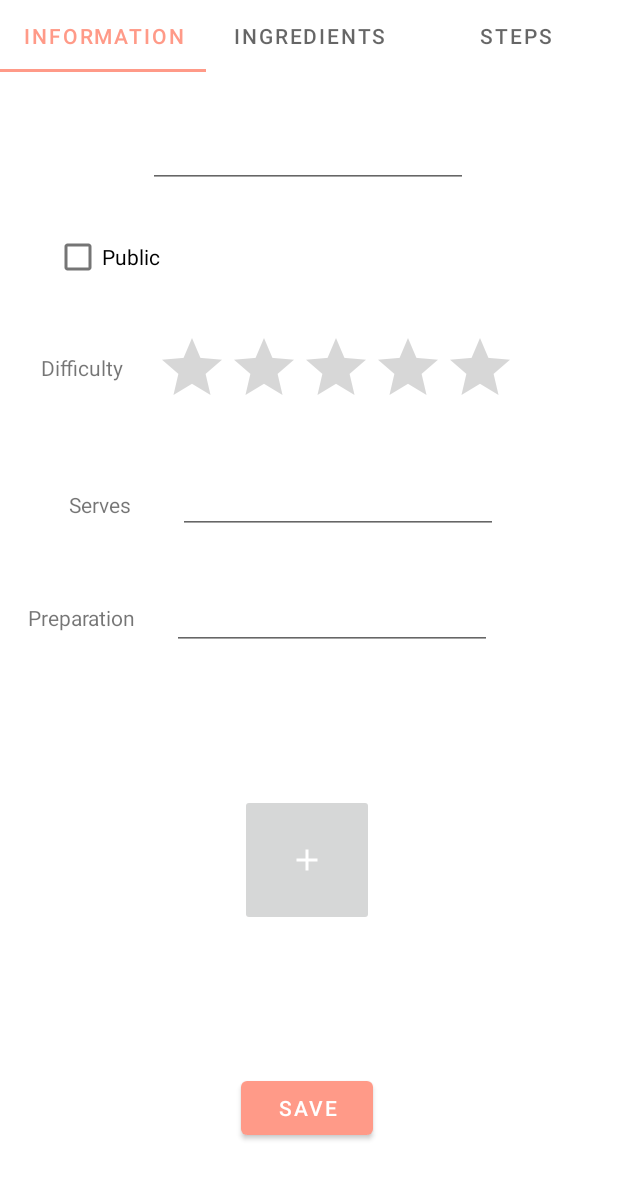
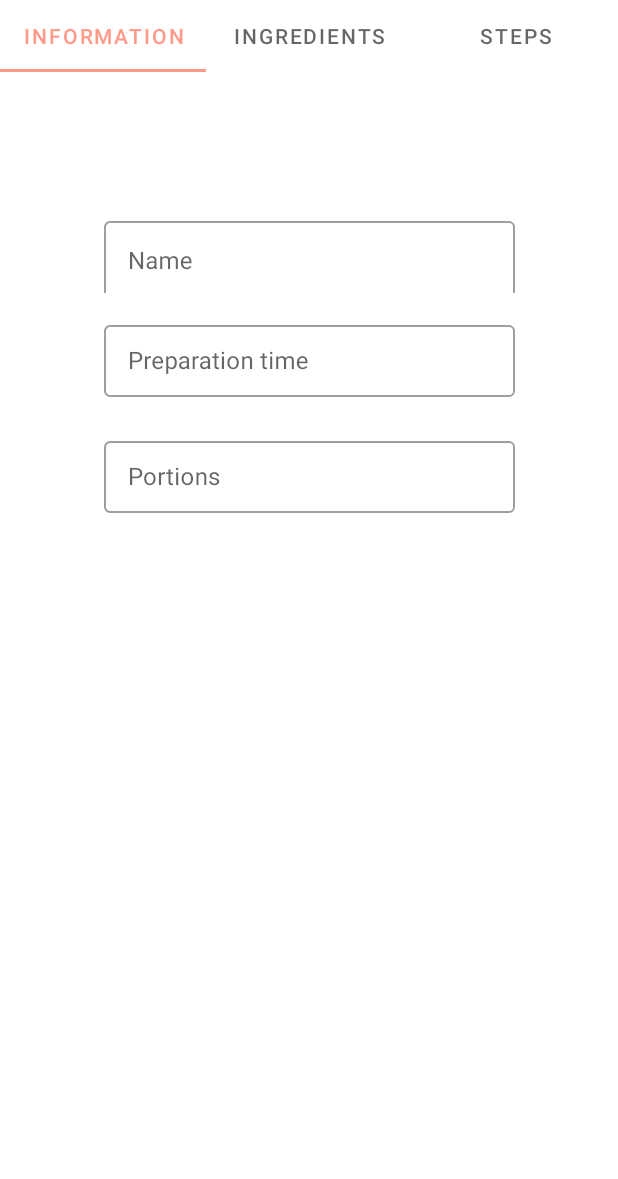
Before and after one commit to benwoo1110/Sharecipe-App, an Android app: the InformationFragment screen opened directly, with no data from a screen before it, on a phone screen of 412 x 824 dp. Shown: the top 1179 px of the screen. Run offline under Robolectric (Android 15) with nearby library versions, the phone set to English and light mode, and no system bars; libraries missing offline, so code that uses them is left out: java9.util.function; 1 statement that could not run was skipped.

Commit message:
Change information tab layout
Uses textfields now

```diff
--- a/app/src/main/java/sg/edu/np/mad/Sharecipe/ui/create/InformationFragment.java
+++ b/app/src/main/java/sg/edu/np/mad/Sharecipe/ui/create/InformationFragment.java
@@ -30,23 +30,6 @@ public class InformationFragment extends Fragment {
     public View onCreateView(LayoutInflater inflater, ViewGroup container, Bundle savedInstanceState) {
         View view = inflater.inflate(R.layout.fragment_information, container, false);
 
-        EditText name = view.findViewById(R.id.nameInput);
-        CheckBox status = view.findViewById(R.id.publicCheck);
-        RatingBar difficulty = view.findViewById(R.id.difficultyInput);
-        EditText portion = view.findViewById(R.id.servesInput);
-        EditText prepTime = view.findViewById(R.id.prepInput);
-        ImageButton image = view.findViewById(R.id.addImage);
-        Button save = view.findViewById(R.id.saveButton);
-
-        Recipe newRecipe = new Recipe();
-
-        save.setOnClickListener(new View.OnClickListener() {
-            @Override
-            public void onClick(View v) {
-                newRecipe.setName(name.getText().toString());
-            }
-        });
-
         return view;
     }
 
--- a/app/src/main/res/layout/fragment_information.xml
+++ b/app/src/main/res/layout/fragment_information.xml
@@ -5,130 +5,63 @@
     android:layout_width="match_parent"
     android:layout_height="match_parent">
 
-    <ImageButton
-        android:id="@+id/addImage"
-        android:layout_width="89dp"
-        android:layout_height="88dp"
-        android:layout_marginStart="160dp"
-        android:layout_marginTop="108dp"
-        app:layout_constraintStart_toStartOf="parent"
-        app:layout_constraintTop_toBottomOf="@+id/prepLabel"
-        app:srcCompat="@drawable/ic_baseline_add_24" />
-
-    <TextView
-        android:id="@+id/nameLabel"
-        android:layout_width="wrap_content"
-        android:layout_height="wrap_content"
-        android:layout_marginStart="60dp"
-        android:layout_marginTop="48dp"
-        android:layout_marginEnd="49dp"
-        android:text="Name"
-        app:layout_constraintEnd_toStartOf="@+id/nameInput"
-        app:layout_constraintHorizontal_bias="0.363"
-        app:layout_constraintStart_toStartOf="parent"
-        app:layout_constraintTop_toTopOf="parent" />
-
-    <EditText
-        android:id="@+id/nameInput"
-        android:layout_width="wrap_content"
-        android:layout_height="wrap_content"
-        android:layout_marginTop="32dp"
-        android:layout_marginEnd="100dp"
-        android:ems="10"
-        android:inputType="textPersonName"
-        app:layout_constraintEnd_toEndOf="parent"
-        app:layout_constraintTop_toTopOf="parent" />
-
-    <CheckBox
-        android:id="@+id/publicCheck"
-        android:layout_width="wrap_content"
-        android:layout_height="wrap_content"
-        android:layout_marginStart="36dp"
-        android:layout_marginTop="32dp"
-        android:text="Public"
-        app:layout_constraintStart_toStartOf="parent"
-        app:layout_constraintTop_toBottomOf="@+id/nameLabel" />
-
-    <RatingBar
-        android:id="@+id/difficultyInput"
-        android:layout_width="wrap_content"
-        android:layout_height="wrap_content"
-        android:layout_marginTop="96dp"
-        android:layout_marginEnd="68dp"
-        app:layout_constraintEnd_toEndOf="parent"
-        app:layout_constraintTop_toBottomOf="@+id/nameInput" />
-
-    <TextView
-        android:id="@+id/difficultyLabel"
-        android:layout_width="wrap_content"
-        android:layout_height="wrap_content"
-        android:layout_marginStart="48dp"
-        android:layout_marginTop="40dp"
-        android:layout_marginEnd="44dp"
-        android:text="Difficulty"
-        app:layout_constraintEnd_toStartOf="@+id/difficultyInput"
-        app:layout_constraintHorizontal_bias="0.488"
-        app:layout_constraintStart_toStartOf="parent"
-        app:layout_constraintTop_toBottomOf="@+id/publicCheck" />
-
-    <TextView
-        android:id="@+id/servesLabel"
-        android:layout_width="wrap_content"
-        android:layout_height="wrap_content"
-        android:layout_marginStart="52dp"
-        android:layout_marginTop="72dp"
-        android:layout_marginEnd="39dp"
-        android:text="Serves"
-        app:layout_constraintEnd_toStartOf="@+id/servesInput"
-        app:layout_constraintHorizontal_bias="0.437"
-        app:layout_constraintStart_toStartOf="parent"
-        app:layout_constraintTop_toBottomOf="@+id/difficultyLabel" />
-
-    <EditText
-        android:id="@+id/servesInput"
-        android:layout_width="wrap_content"
-        android:layout_height="wrap_content"
-        android:layout_marginTop="32dp"
-        android:layout_marginEnd="80dp"
-        android:ems="10"
-        android:inputType="number"
-        app:layout_constraintEnd_toEndOf="parent"
-        app:layout_constraintTop_toBottomOf="@+id/difficultyInput" />
-
-    <TextView
-        android:id="@+id/prepLabel"
-        android:layout_width="wrap_content"
-        android:layout_height="wrap_content"
-        android:layout_marginStart="46dp"
-        android:layout_marginTop="56dp"
-        android:layout_marginEnd="24dp"
-        android:text="Preparation"
-        app:layout_constraintEnd_toStartOf="@+id/prepInput"
-        app:layout_constraintHorizontal_bias="1.0"
-        app:layout_constraintStart_toStartOf="parent"
-        app:layout_constraintTop_toBottomOf="@+id/servesLabel" />
-
-    <EditText
-        android:id="@+id/prepInput"
-        android:layout_width="wrap_content"
-        android:layout_height="wrap_content"
-        android:layout_marginTop="32dp"
-        android:layout_marginEnd="84dp"
-        android:ems="10"
-        android:inputType="time"
-        app:layout_constraintEnd_toEndOf="parent"
-        app:layout_constraintTop_toBottomOf="@+id/servesInput" />
-
-    <Button
-        android:id="@+id/saveButton"
-        android:layout_width="wrap_content"
-        android:layout_height="wrap_content"
-        android:layout_marginStart="160dp"
-        android:layout_marginEnd="163dp"
-        android:layout_marginBottom="61dp"
-        android:text="Save"
+    <com.google.android.material.textfield.TextInputLayout
+        android:id="@+id/textInputLayout"
+        android:layout_width="274dp"
+        android:layout_height="53dp"
+        android:layout_marginTop="70dp"
+        android:layout_marginBottom="605dp"
+        app:endIconMode="clear_text"
         app:layout_constraintBottom_toBottomOf="parent"
         app:layout_constraintEnd_toEndOf="parent"
-        app:layout_constraintStart_toStartOf="parent" />
+        app:layout_constraintStart_toStartOf="parent"
+        app:layout_constraintTop_toTopOf="parent"
+        style="@style/Widget.MaterialComponents.TextInputLayout.OutlinedBox">
+
+        <com.google.android.material.textfield.TextInputEditText
+            android:layout_width="match_parent"
+            android:layout_height="53dp"
+            android:hint="Name" />
+    </com.google.android.material.textfield.TextInputLayout>
+
+    <com.google.android.material.textfield.TextInputLayout
+        android:id="@+id/textInputLayout3"
+        style="@style/Widget.MaterialComponents.TextInputLayout.OutlinedBox"
+        android:layout_width="274dp"
+        android:layout_height="53dp"
+        android:layout_marginTop="16dp"
+        android:layout_marginBottom="382dp"
+        app:layout_constraintBottom_toBottomOf="parent"
+        app:layout_constraintEnd_toEndOf="parent"
+        app:layout_constraintHorizontal_bias="0.503"
+        app:layout_constraintStart_toStartOf="parent"
+        app:layout_constraintTop_toBottomOf="@+id/textInputLayout"
+        app:layout_constraintVertical_bias="0.0">
+
+        <com.google.android.material.textfield.TextInputEditText
+            android:layout_width="match_parent"
+            android:layout_height="wrap_content"
+            android:hint="Preparation time"
+            android:inputType="time" />
+    </com.google.android.material.textfield.TextInputLayout>
+
+    <com.google.android.material.textfield.TextInputLayout
+        android:id="@+id/textInputLayout4"
+        style="@style/Widget.MaterialComponents.TextInputLayout.OutlinedBox"
+        android:layout_width="274dp"
+        android:layout_height="53dp"
+        android:layout_marginTop="16dp"
+        android:layout_marginBottom="412dp"
+        app:layout_constraintBottom_toBottomOf="parent"
+        app:layout_constraintEnd_toEndOf="parent"
+        app:layout_constraintStart_toStartOf="parent"
+        app:layout_constraintTop_toBottomOf="@+id/textInputLayout3"
+        app:layout_constraintVertical_bias="0.100000024">
+
+        <com.google.android.material.textfield.TextInputEditText
+            android:layout_width="match_parent"
+            android:layout_height="wrap_content"
+            android:hint="Portions" />
+    </com.google.android.material.textfield.TextInputLayout>
 
 </androidx.constraintlayout.widget.ConstraintLayout>
```
